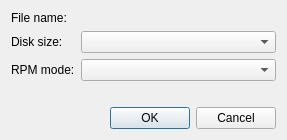
Qt form src/qt/qt_newfloppydialog.ui (86Box/86Box) before a commit.
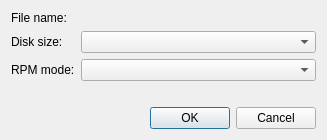
The same form after that commit. Custom widgets are drawn as their Qt base class.

```diff
--- a/src/qt/qt_newfloppydialog.ui
+++ b/src/qt/qt_newfloppydialog.ui
@@ -6,10 +6,22 @@
    <rect>
     <x>0</x>
     <y>0</y>
-    <width>287</width>
+    <width>327</width>
     <height>140</height>
    </rect>
   </property>
+  <property name="minimumSize">
+   <size>
+    <width>327</width>
+    <height>140</height>
+   </size>
+  </property>
+  <property name="maximumSize">
+   <size>
+    <width>327</width>
+    <height>140</height>
+   </size>
+  </property>
   <property name="windowTitle">
    <string>New Image</string>
   </property>
```
